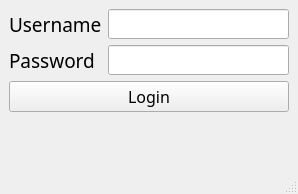
Above: cleansky_LMSM/ui_to_py_by_qtdesigner/Login.ui from HouzeZHANG/CSLMSM before the change. Below: the same form after it.
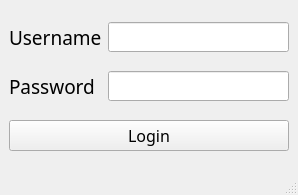
That is the form after the change.

Commit message: update: menu, login, list_of_test_means.ui

Patch:
```diff
--- a/cleansky_LMSM/ui_to_py_by_qtdesigner/Login.ui
+++ b/cleansky_LMSM/ui_to_py_by_qtdesigner/Login.ui
@@ -7,15 +7,28 @@
     <x>0</x>
     <y>0</y>
     <width>298</width>
-    <height>194</height>
+    <height>195</height>
    </rect>
   </property>
   <property name="windowTitle">
    <string>Login</string>
   </property>
   <widget class="QWidget" name="centralwidget">
-   <layout class="QFormLayout" name="formLayout">
-    <item row="1" column="1">
+   <layout class="QGridLayout" name="gridLayout">
+    <item row="0" column="0">
+     <widget class="QLabel" name="label_2">
+      <property name="font">
+       <font>
+        <family>Segoe UI Semilight</family>
+        <pointsize>14</pointsize>
+       </font>
+      </property>
+      <property name="text">
+       <string>Username</string>
+      </property>
+     </widget>
+    </item>
+    <item row="0" column="1">
      <widget class="QLineEdit" name="lineEdit_2">
       <property name="minimumSize">
        <size>
@@ -25,7 +38,7 @@
       </property>
      </widget>
     </item>
-    <item row="4" column="0">
+    <item row="1" column="0">
      <widget class="QLabel" name="label">
       <property name="font">
        <font>
@@ -38,20 +51,7 @@
       </property>
      </widget>
     </item>
-    <item row="1" column="0">
-     <widget class="QLabel" name="label_2">
-      <property name="font">
-       <font>
-        <family>Segoe UI Semilight</family>
-        <pointsize>14</pointsize>
-       </font>
-      </property>
-      <property name="text">
-       <string>Username</string>
-      </property>
-     </widget>
-    </item>
-    <item row="4" column="1">
+    <item row="1" column="1">
      <widget class="QLineEdit" name="lineEdit">
       <property name="minimumSize">
        <size>
@@ -61,7 +61,7 @@
       </property>
      </widget>
     </item>
-    <item row="6" column="0" colspan="2">
+    <item row="2" column="0" colspan="2">
      <widget class="QPushButton" name="pushButton">
       <property name="font">
        <font>
```
The commit also changes 30 other files.
